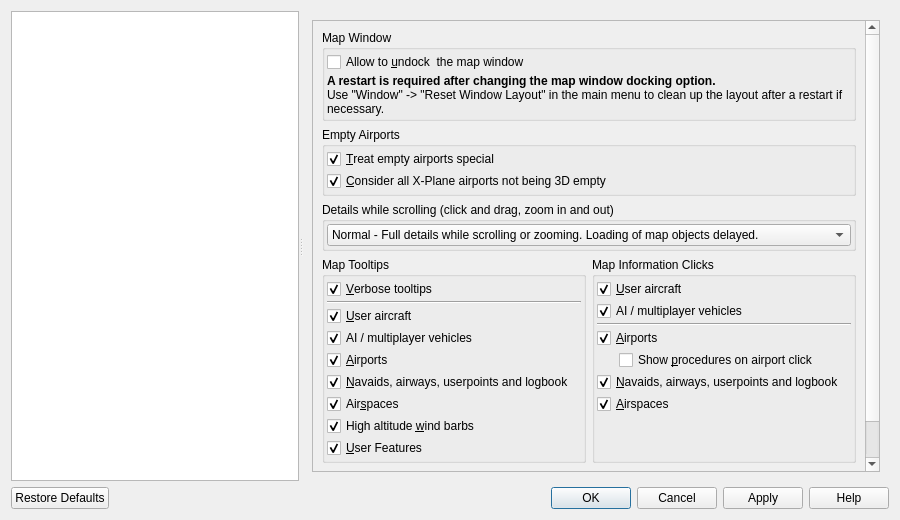
Old version of the form src/options/options.ui in the repository albar965/littlenavmap.
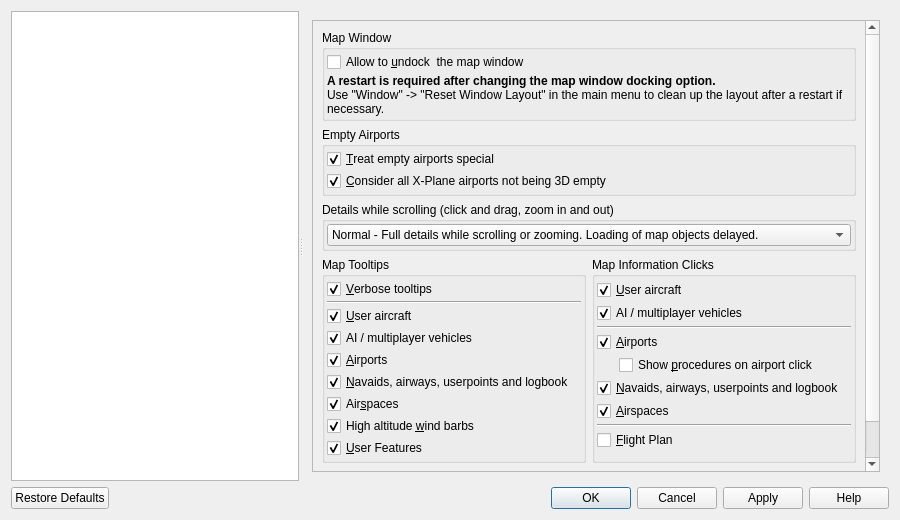
New version of the form. The open tabs and pages were chosen to show the change.

Commit message: Added select in flight plan on click or in context menu more

Diff of the .ui file:
```diff
--- a/src/options/options.ui
+++ b/src/options/options.ui
@@ -1599,17 +1599,24 @@
                 </widget>
                </item>
                <item>
-                <spacer name="verticalSpacer_18">
+                <widget class="Line" name="line_13">
                  <property name="orientation">
-                  <enum>Qt::Vertical</enum>
+                  <enum>Qt::Horizontal</enum>
                  </property>
-                 <property name="sizeHint" stdset="0">
-                  <size>
-                   <width>20</width>
-                   <height>40</height>
-                  </size>
+                </widget>
+               </item>
+               <item>
+                <widget class="QCheckBox" name="checkBoxOptionsMapClickFlightplan">
+                 <property name="toolTip">
+                  <string>Select flight plan leg clicked on the map</string>
                  </property>
-                </spacer>
+                 <property name="text">
+                  <string>&amp;Flight Plan</string>
+                 </property>
+                 <property name="checked">
+                  <bool>false</bool>
+                 </property>
+                </widget>
                </item>
               </layout>
              </widget>
@@ -1917,6 +1924,19 @@
               </layout>
              </widget>
             </item>
+            <item row="4" column="1">
+             <spacer name="verticalSpacer_18">
+              <property name="orientation">
+               <enum>Qt::Vertical</enum>
+              </property>
+              <property name="sizeHint" stdset="0">
+               <size>
+                <width>20</width>
+                <height>40</height>
+               </size>
+              </property>
+             </spacer>
+            </item>
            </layout>
           </widget>
          </widget>
```
The commit also changes 15 other files.
